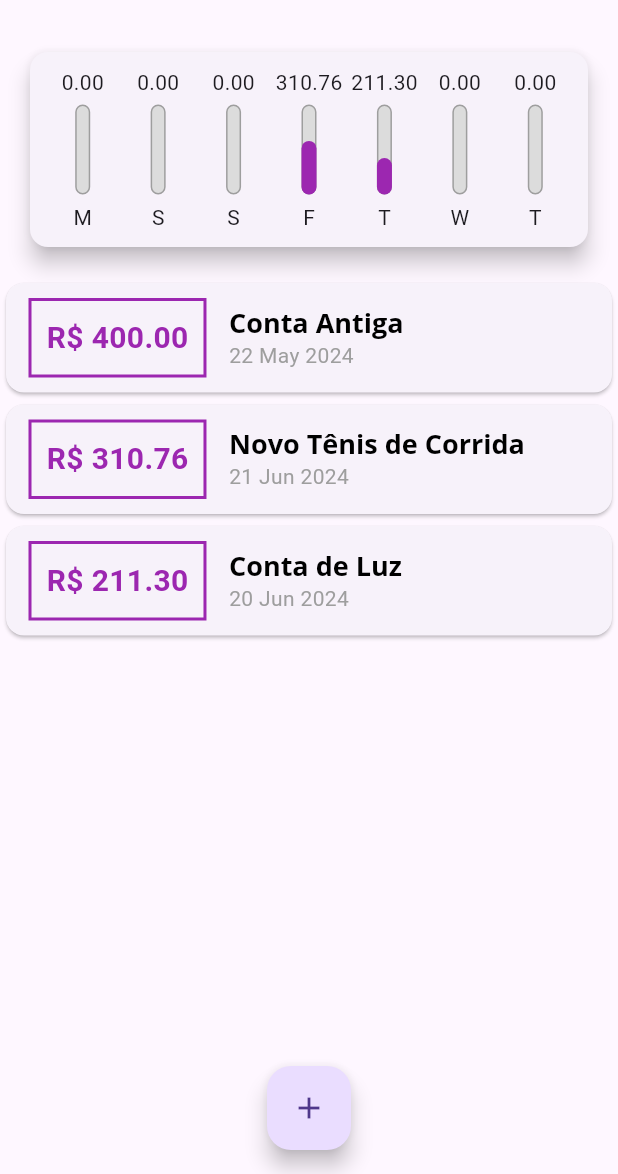
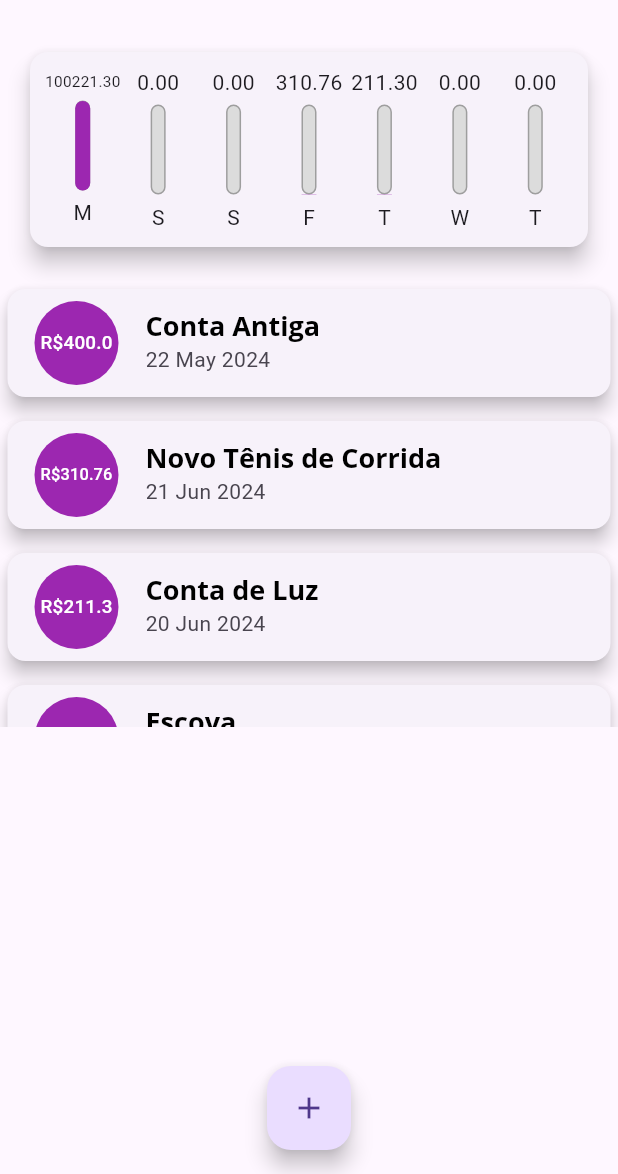
Before and after one commit to anabellypassos/APPDespesasPessoais, a Flutter app: the screen it shows after launch, on a phone screen of 412 x 824 dp, the part 62-1236 px from its top. Run offline on Flutter 3.47's test engine with Material 3 defaults, Android fonts, the phone set to English and light mode, and no system bars.

Commit message:
List tile

```diff
--- a/lib/components/transaction_list.dart
+++ b/lib/components/transaction_list.dart
@@ -34,45 +34,34 @@ class TransactionList extends StatelessWidget {
               itemBuilder: (ctx, index) {
                 final tr = transactions[index];
                 return Card(
-                  child: Row(
-                    children: [
-                      Container(
+                  elevation: 5,
                   margin: const EdgeInsets.symmetric(
-                          horizontal: 15,
-                          vertical: 10,
+                    vertical: 8,
+                    horizontal: 5,
                   ),
-                        decoration: BoxDecoration(
-                          border: Border.all(
-                            color: Theme.of(context).colorScheme.primary,
-                            width: 2,
-                          ),
-                        ),
-                        padding: const EdgeInsets.all(10),
+                  child: ListTile(
+                    leading: CircleAvatar(
+                      backgroundColor: Colors.purple,
+                      radius: 30,
+                      child: Padding(
+                        padding: const EdgeInsets.all(6),
+                        child: FittedBox(
                           child: Text(
-                          'R\$ ${tr.value.toStringAsFixed(2)}',
-                          style: TextStyle(
-                            fontWeight: FontWeight.bold,
-                            fontSize: 20,
-                            color: Theme.of(context).colorScheme.primary,
+                            'R\$${tr.value}',
+                            style: const TextStyle(
+                              color: Colors.white,
                             ),
                           ),
                         ),
-                      Column(
-                        crossAxisAlignment: CrossAxisAlignment.start,
-                        children: [
-                          Text(
+                      ),
+                    ),
+                    title: Text(
                       tr.title,
                       style: Theme.of(context).textTheme.titleLarge,
                     ),
-                          Text(
+                    subtitle: Text(
                       DateFormat('d MMM y').format(tr.date),
-                            style: const TextStyle(
-                              color: Colors.grey,
                     ),
-                          ),
-                        ],
-                      ),
-                    ],
                   ),
                 );
               },
--- a/lib/main.dart
+++ b/lib/main.dart
@@ -67,6 +67,18 @@ class _MyHomePageState extends State<MyHomePage> {
       value: 211.30,
       date: DateTime.now().subtract(const Duration(days: 4)),
     ),
+     Transaction(
+      id: 't3',
+      title: 'Escova ',
+      value: 100211.30,
+      date: DateTime.now(),
+    ),
+    Transaction(
+      id: 't4',
+      title: ' Pastel',
+      value: 10.00,
+      date: DateTime.now(),
+    ),
   ];
 
   List<Transaction> get _recentTransactions {
```
Lines whose indentation alone changed are shown as unchanged.
